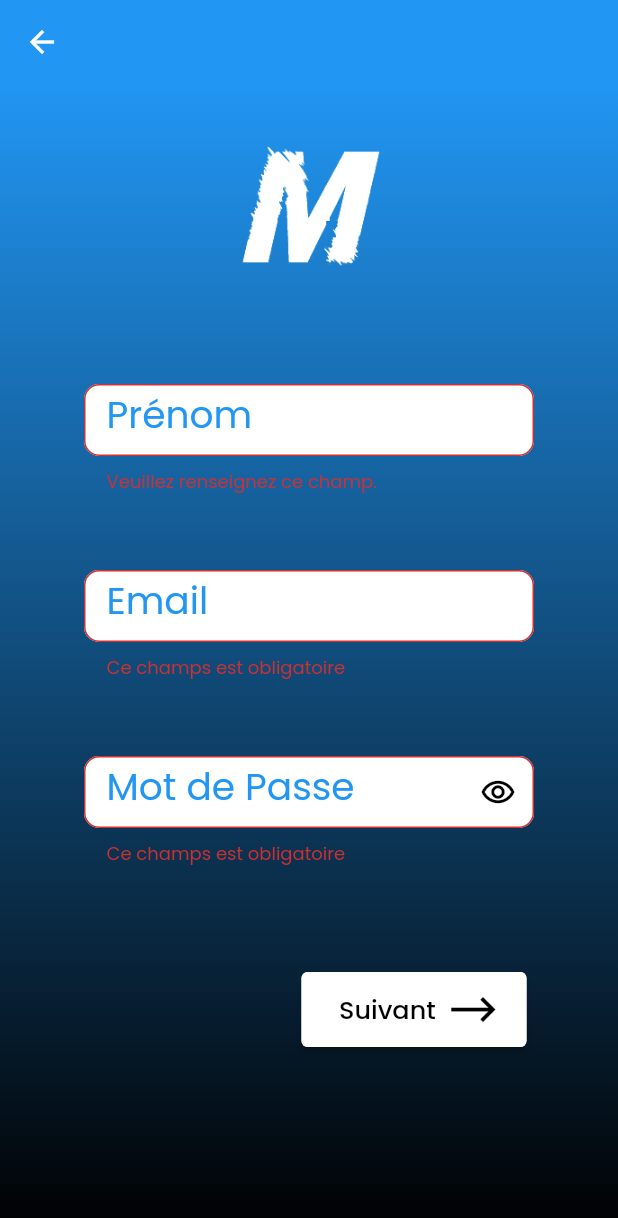
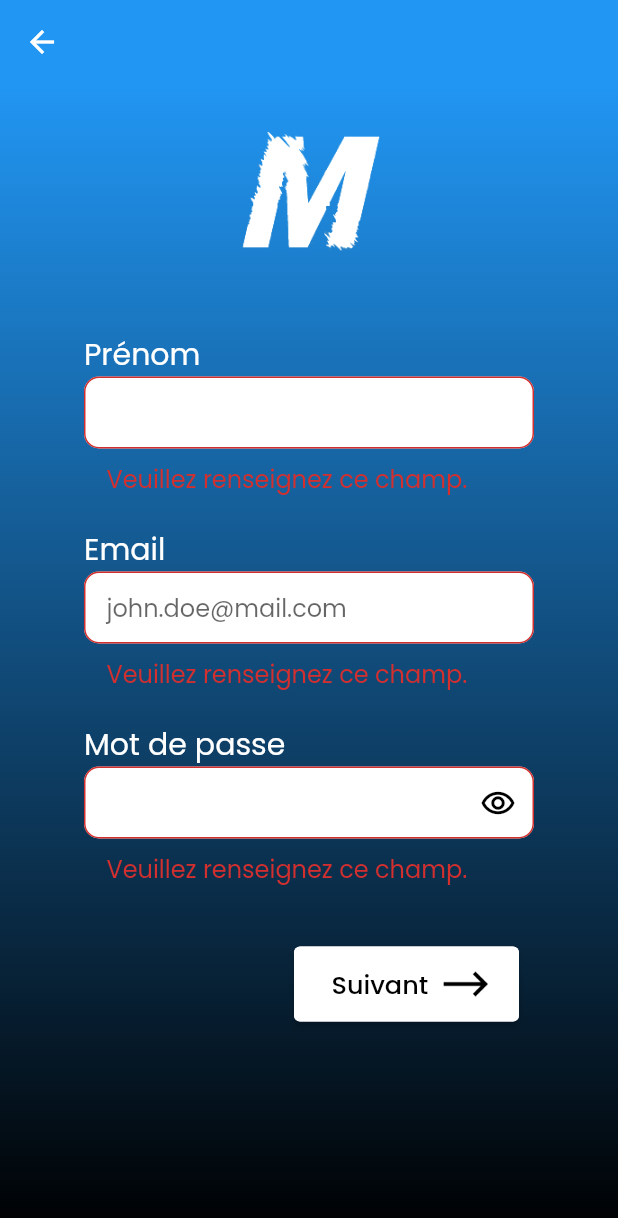
Before and after one commit to ugo-prenat/maating, a Flutter app: the RegisterPage screen opened by its route, after a tap on "Suivant", on a phone screen of 412 x 824 dp. Shown: the top 1218 px of the screen. Run offline on Flutter 3.47's test engine with Material 2 defaults, Android fonts, the phone set to English and light mode, and no system bars; our stand-ins replace google_fonts, image_picker.

Commit message:
second register page done

```diff
--- a/frontend/lib/pages/register_page.dart
+++ b/frontend/lib/pages/register_page.dart
@@ -46,7 +46,7 @@ class _RegisterPageState extends State<RegisterPage> {
             crossAxisAlignment: CrossAxisAlignment.center,
             children: [
               Padding(
-                padding: const EdgeInsets.only(top: 10, bottom: 40),
+                padding: const EdgeInsets.only(bottom: 15),
                 child: Image.asset(
                   'lib/assets/logo_maating.png',
                   fit: BoxFit.contain,
@@ -57,75 +57,103 @@ class _RegisterPageState extends State<RegisterPage> {
                 Form(
                     key: _formKey,
                     child: Column(
+                      crossAxisAlignment: CrossAxisAlignment.start,
                         children: [
-                          Padding(
-                            padding: const EdgeInsets.only(bottom: 50),
-                            child: SizedBox(
-                              width: 300,
-                              child: TextFormField(
-                                    controller: firstNameController,
-                                    decoration: InputDecoration(
-                                      contentPadding: const EdgeInsets.symmetric(horizontal: 15.0),
-                                      filled: true,
-                                      fillColor: Colors.white,
-                                      labelText: 'Prénom',
-                                      labelStyle: const TextStyle(
-                                        fontSize: 25,
-                                        color: Colors.blue,
+                                  const Text(
+                                      'Prénom',
+                                      style: TextStyle(
+                                        fontSize: 20,
+                                        color: Colors.white,
                                       ),
-                                      border: OutlineInputBorder(
-                                        borderSide: const BorderSide(color: Colors.white),
-                                        borderRadius: BorderRadius.circular(10)
+                                  ),
+                                  SizedBox(
+                                    width: 300,
+                                    height: 100,
+                                    child: TextFormField(
+                                      controller: firstNameController,
+                                      autovalidateMode: AutovalidateMode.onUserInteraction,
+                                      maxLength: 25,
+                                      decoration: InputDecoration(
+                                        contentPadding: const EdgeInsets.symmetric(horizontal: 15.0),
+                                        filled: true,
+                                        fillColor: Colors.white,
+                                        counterText: '',
+                                        border: OutlineInputBorder(
+                                            borderSide: const BorderSide(color: Colors.white),
+                                            borderRadius: BorderRadius.circular(10)
+                                        ),
+                                        focusedBorder: OutlineInputBorder(
+                                            borderSide: const BorderSide(color: Colors.blue),
+                                            borderRadius: BorderRadius.circular(10)
+                                        ),
+                                        errorStyle: const TextStyle(
+                                          fontSize: 16,
+                                        ),
                                       ),
-                                      focusedBorder: const OutlineInputBorder(
-                                        borderSide: BorderSide(color: Colors.blue),
-                                      )
+                                      validator: (input) {
+                                        if(input == '') {
+                                          return 'Veuillez renseignez ce champ.';
+                                        } else if(input!.length < 3) {
+                                          return 'Votre prénom doit comporter \n au moins 3 caractères.';
+                                        }
+                                      },
                                     ),
-                                validator: (input) {
-                                        if(input == '') return 'Veuillez renseignez ce champ.';
-                                        else if(input!.length < 2) return 'Votre prénom doit comporter au moins 3 caractères';
-                                      },
                                   ),
+                          const Text(
+                            'Email',
+                            style: TextStyle(
+                              fontSize: 20,
+                              color: Colors.white,
                             ),
                           ),
-                          Padding(
-                            padding: const EdgeInsets.only(bottom: 50),
-                            child: SizedBox(
+                          SizedBox(
                               width: 300,
+                              height: 100,
                               child: TextFormField(
                                 controller: emailController,
+                                autovalidateMode: AutovalidateMode.onUserInteraction,
+                                maxLength: 40,
                                 decoration: InputDecoration(
                                     contentPadding: const EdgeInsets.symmetric(horizontal: 15.0),
                                     filled: true,
                                     fillColor: Colors.white,
-                                    labelText: 'Email',
                                     hintText: 'john.doe@mail.com',
-                                    labelStyle: const TextStyle(
-                                      fontSize: 25,
-                                      color: Colors.blue,
-                                    ),
+                                    counterText: '',
                                     border: OutlineInputBorder(
                                         borderSide: const BorderSide(color: Colors.white),
                                         borderRadius: BorderRadius.circular(10)
                                     ),
                                     focusedBorder: const OutlineInputBorder(
                                       borderSide: BorderSide(color: Colors.blue),
-                                    )
+                                    ),
+                                  errorStyle: const TextStyle(
+                                    fontSize: 16,
+                                  ),
                                 ),
                                 validator: (input) {
-                                  if (input == '') return 'Ce champs est obligatoire';
-                                  else if (!input!.isValidEmail()) return 'Mauvais format d\'email';
+                                  if (input == '') {
+                                    return 'Veuillez renseignez ce champ.';
+                                  } else if (!input!.isValidEmail()) {
+                                    return 'Mauvais format d\'email.';
+                                  }
                                 },
                               ),
                             ),
+                          const Text(
+                            'Mot de passe',
+                            style: TextStyle(
+                              fontSize: 20,
+                              color: Colors.white,
+                            ),
                           ),
-                          Padding(
-                            padding: const EdgeInsets.only(bottom: 70),
-                            child: SizedBox(
+                          SizedBox(
                               width: 300,
+                              height: 120,
                               child: TextFormField(
                                 controller: passwordController,
                                 obscureText: isPasswordVisible,
+                                autovalidateMode: AutovalidateMode.onUserInteraction,
+                                maxLength: 25,
                                 decoration: InputDecoration(
                                     suffixIcon:
                                     Padding(
@@ -140,26 +168,27 @@ class _RegisterPageState extends State<RegisterPage> {
                                     contentPadding: const EdgeInsets.symmetric(horizontal: 15.0),
                                     filled: true,
                                     fillColor: Colors.white,
-                                    labelText: 'Mot de Passe',
-                                    labelStyle: const TextStyle(
-                                      fontSize: 25,
-                                      color: Colors.blue,
-                                    ),
+                                    counterText: '',
                                     border: OutlineInputBorder(
                                         borderSide: const BorderSide(color: Colors.white),
                                         borderRadius: BorderRadius.circular(10)
                                     ),
                                     focusedBorder: const OutlineInputBorder(
                                       borderSide: BorderSide(color: Colors.blue),
-                                    )
+                                    ),
+                                  errorStyle: const TextStyle(
+                                    fontSize: 16,
+                                  ),
                                 ),
                                 validator: (input) {
-                                  if (input == '') return 'Ce champs est obligatoire';
-                                  else if (input!.length < 6) return "Le mot de passe doit contenir plus de 5 charactères";
+                                  if (input == '') {
+                                    return 'Veuillez renseignez ce champ.';
+                                  } else if (input!.length < 6) {
+                                    return "Le mot de passe doit contenir \n plus de 5 caractères";
+                                  }
                                 },
                               ),
                             ),
-                          ),
                           Padding(
                             padding: const EdgeInsets.only(left: 140),
                             child: ElevatedButton(
--- a/frontend/pubspec.yaml
+++ b/frontend/pubspec.yaml
@@ -38,6 +38,7 @@ dependencies:
   cupertino_icons: ^1.0.2
   google_fonts: ^3.0.1
   image_picker: ^0.8.6
+  intl: ^0.18.0
 
 dev_dependencies:
   flutter_test:
```
Also changed, not shown: frontend/lib/pages/register_page2.dart (+148 -61 lines).
